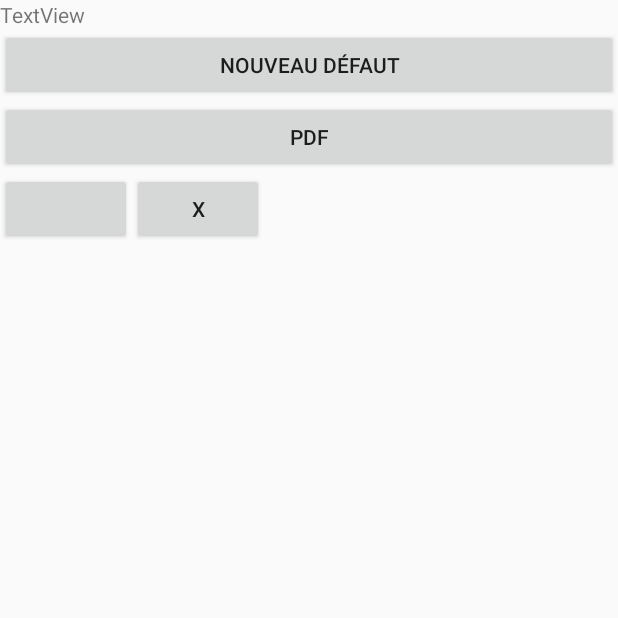
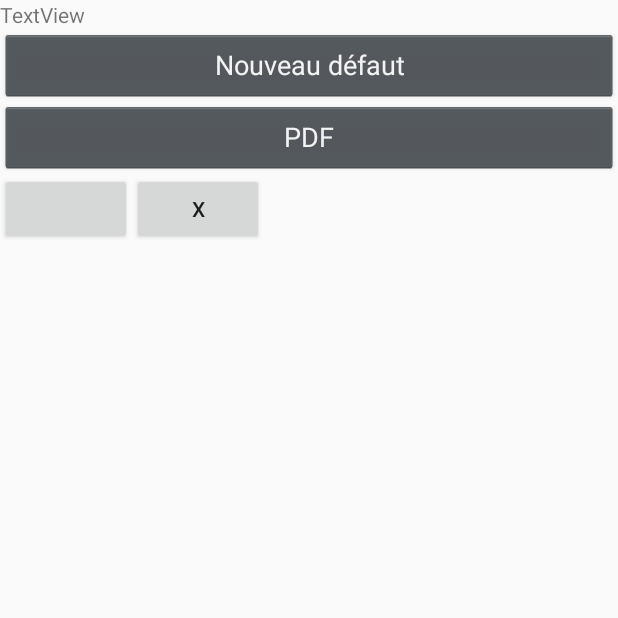
Before and after one commit to Mehaye-Pierre/DefectReporter, an Android app: the SiteActivity screen opened directly, with no data from a screen before it, on a phone screen of 412 x 824 dp, the top half of it. Run offline under Robolectric (Android 15) with nearby library versions, the phone set to English and light mode, and no system bars; 5 statements that could not run were skipped.

Commit message:
slight changes for camera retrocompatibility and button appearance

```diff
--- a/app/src/main/AndroidManifest.xml
+++ b/app/src/main/AndroidManifest.xml
@@ -5,6 +5,7 @@
 
     <uses-permission android:name="android.permission.WRITE_EXTERNAL_STORAGE" />
     <uses-permission android:name="android.permission.READ_EXTERNAL_STORAGE" />
+    <uses-permission android:name="android.permission.CAMERA" />
     <uses-feature android:name="android.hardware.camera"
         android:required="true" />
 
--- a/app/src/main/java/com/seawolf/defectreporter/DefectActivity.java
+++ b/app/src/main/java/com/seawolf/defectreporter/DefectActivity.java
@@ -61,6 +61,7 @@ public class DefectActivity extends Activity {
             TextView tv = findViewById(R.id.textViewDefectName);
             // sets the tv text to the name of the defect
             tv.setText(defect.getName());
+
         }
 
         /**
@@ -172,6 +173,7 @@ public class DefectActivity extends Activity {
             if (photoFile != null) {
                 Uri photoURI = FileProviderCustom.getUriForFile(this,
                         this.getApplicationContext().getPackageName() + ".my.package.name.provider", photoFile);
+                takePictureIntent.addFlags(Intent.FLAG_GRANT_READ_URI_PERMISSION);
                 takePictureIntent.putExtra(MediaStore.EXTRA_OUTPUT, photoURI);
                 startActivityForResult(takePictureIntent, 1);
             }
--- a/app/src/main/res/layout/activity_defect.xml
+++ b/app/src/main/res/layout/activity_defect.xml
@@ -30,6 +30,7 @@
 
         <Button
             android:id="@+id/buttonAddImage"
+            style="@android:style/Widget.Holo.Button"
             android:layout_width="match_parent"
             android:layout_height="wrap_content"
             android:text="Prendre une photo" />
@@ -42,6 +43,7 @@
 
         <Button
             android:id="@+id/buttonDefectComment"
+            style="@android:style/Widget.Holo.Button"
             android:layout_width="match_parent"
             android:layout_height="wrap_content"
             android:text="Modifier le commentaire" />
--- a/app/src/main/res/layout/activity_site.xml
+++ b/app/src/main/res/layout/activity_site.xml
@@ -19,12 +19,14 @@
 
         <Button
             android:id="@+id/buttonAddNewDefect"
+            style="@android:style/Widget.Holo.Button"
             android:layout_width="match_parent"
             android:layout_height="wrap_content"
             android:text="Nouveau défaut" />
 
         <Button
             android:id="@+id/createPdfBtn"
+            style="@android:style/Widget.Holo.Button"
             android:layout_width="match_parent"
             android:layout_height="wrap_content"
             android:text="PDF" />
--- a/app/src/main/res/layout/activity_site_list.xml
+++ b/app/src/main/res/layout/activity_site_list.xml
@@ -13,6 +13,7 @@
 
         <Button
             android:id="@+id/buttonAddNewSite"
+            style="@android:style/Widget.Holo.Button"
             android:layout_width="match_parent"
             android:layout_height="wrap_content"
             android:text="Nouveau chantier" />
--- a/app/src/main/res/xml/provider_paths.xml
+++ b/app/src/main/res/xml/provider_paths.xml
@@ -1,4 +1,6 @@
 <?xml version="1.0" encoding="utf-8"?>
 <paths xmlns:android="http://schemas.android.com/apk/res/android">
     <external-path name="external_files" path="."/>
+    <external-path name="my_images"
+        path="Android/data/com.seawolf.defectreporter/files/Pictures" />
 </paths>
```
